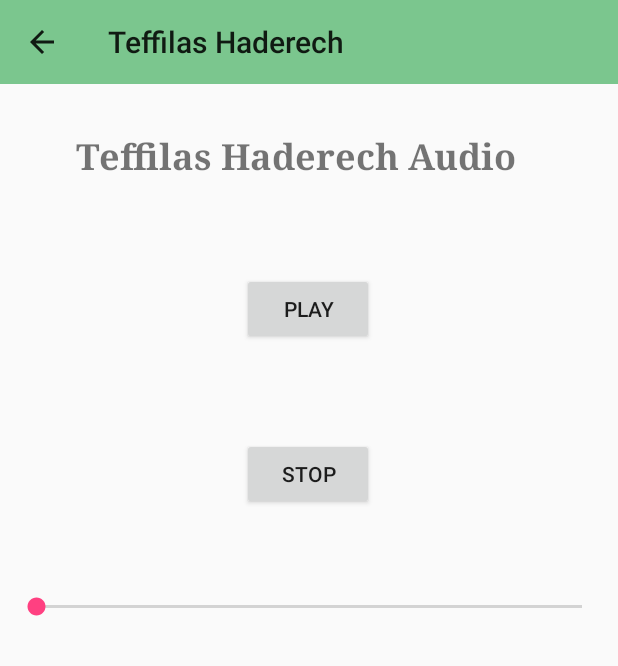
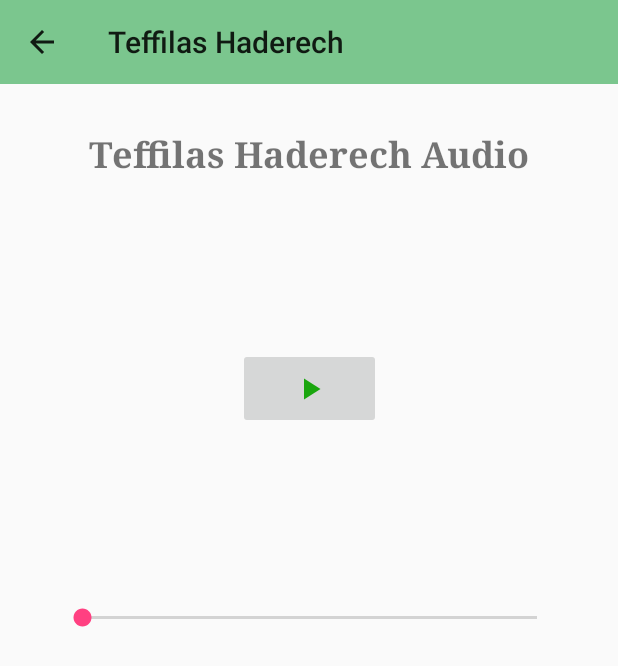
Before and after one commit to greatjack1/TeffilasHaderech, an Android app: the AudioFragment screen opened directly, with no data from a screen before it, on a phone screen of 412 x 824 dp. Shown: the top 666 px of the screen. Run offline under Robolectric (Android 15) with nearby library versions, the phone set to English and light mode, and no system bars.

Commit message:
Improved audio Feature, fixed bugs releated to media player state

```diff
--- a/app/build.gradle
+++ b/app/build.gradle
@@ -6,7 +6,7 @@ android {
         applicationId "com.wyre.teffilashaderech"
         minSdkVersion 19
         targetSdkVersion 28
-        versionCode 3
+        versionCode 4
         versionName "1.0"
         testInstrumentationRunner "android.support.test.runner.AndroidJUnitRunner"
     }
--- a/app/src/main/java/com/wyre/teffilashaderech/Fragments/AudioFragment.java
+++ b/app/src/main/java/com/wyre/teffilashaderech/Fragments/AudioFragment.java
@@ -5,18 +5,15 @@ import android.os.Bundle;
 import android.support.annotation.NonNull;
 import android.support.annotation.Nullable;
 import android.support.v4.app.Fragment;
-import android.support.v4.view.GravityCompat;
+import android.support.v4.content.ContextCompat;
 import android.support.v7.app.ActionBar;
 import android.support.v7.app.AppCompatActivity;
 import android.support.v7.widget.Toolbar;
-import android.util.Log;
 import android.view.LayoutInflater;
-import android.view.Menu;
-import android.view.MenuInflater;
-import android.view.MenuItem;
 import android.view.View;
 import android.view.ViewGroup;
 import android.widget.Button;
+import android.widget.ImageButton;
 import android.widget.SeekBar;
 
 import com.wyre.teffilashaderech.R;
@@ -26,21 +23,19 @@ import java.util.TimerTask;
 
 
 public class AudioFragment extends Fragment {
-    private Button mBtnPlay;
-    private Button mBtnStop;
+    private ImageButton mBtnPlay;
     private Toolbar mToolbar;
     private SeekBar mSeekbar;
     private MediaPlayer mPlayer;
     private Timer mTimer;
     private boolean mTimerRunning = false;
-
+    private boolean mPlaying = false;
     @Nullable
     @Override
     public View onCreateView(@NonNull LayoutInflater inflater, @Nullable ViewGroup container, @Nullable Bundle savedInstanceState) {
         setRetainInstance(true);
         View v = inflater.inflate(R.layout.audio_fragment, container, false);
         mBtnPlay = v.findViewById(R.id.btn_play);
-        mBtnStop = v.findViewById(R.id.btn_stop);
         mSeekbar = v.findViewById(R.id.seekBar);
         //set the support action bar in the fragment
         AppCompatActivity act = (AppCompatActivity) getActivity();
@@ -70,11 +65,16 @@ public class AudioFragment extends Fragment {
             }
         });
         mBtnPlay.setOnClickListener((n) -> {
+            //if its not playing then start the player
+            if(!mPlaying) {
+                mPlaying = true;
+                mBtnPlay.setImageResource(R.drawable.ic_stop_black_24dp);
                 //intialize the media player if its null
                 if (mPlayer == null) {
                     mPlayer = MediaPlayer.create(getContext(), R.raw.teffilashaderech);
                 }
                 mPlayer.start();
+                //switch over the image of t
                 mSeekbar.setMax(mPlayer.getDuration());
                 //Create a timer that update the seekbar with the media players progress
                 if (mTimerRunning == false) {
@@ -101,11 +101,14 @@ public class AudioFragment extends Fragment {
                     mTimer = new Timer();
                     mTimer.schedule(task, 1000, 1000);
                 }
-        });
-        mBtnStop.setOnClickListener((n) -> {
+            }
+            else {
+                mPlaying = false;
+                mBtnPlay.setImageResource(R.drawable.ic_play);
                 mPlayer.pause();
                 mPlayer.seekTo(0);
                 mSeekbar.setProgress(0);
+            }
         });
         return v;
     }
--- /dev/null
+++ b/app/src/main/res/drawable/ic_play.xml
@@ -0,0 +1,5 @@
+<vector android:height="24dp" android:tint="#1AA60E"
+    android:viewportHeight="24.0" android:viewportWidth="24.0"
+    android:width="24dp" xmlns:android="http://schemas.android.com/apk/res/android">
+    <path android:fillColor="#FF000000" android:pathData="M8,5v14l11,-7z"/>
+</vector>
--- /dev/null
+++ b/app/src/main/res/drawable/ic_stop_black_24dp.xml
@@ -0,0 +1,5 @@
+<vector android:height="24dp" android:tint="#1AA60E"
+    android:viewportHeight="24.0" android:viewportWidth="24.0"
+    android:width="24dp" xmlns:android="http://schemas.android.com/apk/res/android">
+    <path android:fillColor="#FF000000" android:pathData="M6,6h12v12H6z"/>
+</vector>
--- a/app/src/main/res/layout/audio_fragment.xml
+++ b/app/src/main/res/layout/audio_fragment.xml
@@ -9,7 +9,7 @@
     <TextView
         android:id="@+id/textView"
         android:layout_width="309dp"
-        android:layout_height="32dp"
+        android:layout_height="49dp"
         android:layout_marginBottom="8dp"
         android:layout_marginEnd="8dp"
         android:layout_marginStart="8dp"
@@ -21,57 +21,24 @@
         android:textStyle="bold"
         app:layout_constraintBottom_toBottomOf="parent"
         app:layout_constraintEnd_toEndOf="parent"
-        app:layout_constraintHorizontal_bias="0.4"
         app:layout_constraintStart_toStartOf="parent"
         app:layout_constraintTop_toBottomOf="@+id/toolbar2"
-        app:layout_constraintVertical_bias="0.032" />
+        app:layout_constraintVertical_bias="0.031" />
 
-    <Button
+    <ImageButton
         android:id="@+id/btn_play"
-        android:layout_width="wrap_content"
-        android:layout_height="wrap_content"
+        android:layout_width="95dp"
+        android:layout_height="54dp"
         android:layout_marginBottom="8dp"
         android:layout_marginEnd="8dp"
         android:layout_marginStart="8dp"
         android:layout_marginTop="76dp"
-        android:text="Play"
+        android:src="@drawable/ic_play"
         app:layout_constraintBottom_toBottomOf="parent"
         app:layout_constraintEnd_toEndOf="parent"
-        app:layout_constraintHorizontal_bias="0.498"
         app:layout_constraintStart_toStartOf="parent"
         app:layout_constraintTop_toTopOf="parent"
-        app:layout_constraintVertical_bias="0.153" />
-
-    <Button
-        android:id="@+id/btn_stop"
-        android:layout_width="wrap_content"
-        android:layout_height="wrap_content"
-        android:layout_marginBottom="8dp"
-        android:layout_marginEnd="8dp"
-        android:layout_marginStart="8dp"
-        android:layout_marginTop="8dp"
-        android:text="Stop"
-        app:layout_constraintBottom_toBottomOf="parent"
-        app:layout_constraintEnd_toEndOf="parent"
-        app:layout_constraintHorizontal_bias="0.498"
-        app:layout_constraintStart_toStartOf="parent"
-        app:layout_constraintTop_toBottomOf="@+id/btn_play"
-        app:layout_constraintVertical_bias="0.102" />
-
-    <SeekBar
-        android:id="@+id/seekBar"
-        android:layout_width="0dp"
-        android:layout_height="36dp"
-        android:layout_marginBottom="8dp"
-        android:layout_marginEnd="8dp"
-        android:layout_marginStart="8dp"
-        android:layout_marginTop="8dp"
-        app:layout_constraintBottom_toBottomOf="parent"
-        app:layout_constraintEnd_toEndOf="parent"
-        app:layout_constraintHorizontal_bias="0.521"
-        app:layout_constraintStart_toStartOf="parent"
-        app:layout_constraintTop_toBottomOf="@+id/btn_stop"
-        app:layout_constraintVertical_bias="0.09" />
+        app:layout_constraintVertical_bias="0.227" />
 
     <android.support.v7.widget.Toolbar
         android:id="@+id/toolbar2"
@@ -86,4 +53,17 @@
         app:layout_constraintStart_toStartOf="parent"
         app:layout_constraintTop_toTopOf="parent"
         app:layout_constraintVertical_bias="0.0" />
+
+    <SeekBar
+        android:id="@+id/seekBar"
+        android:layout_width="335dp"
+        android:layout_height="45dp"
+        android:layout_marginBottom="8dp"
+        android:layout_marginEnd="8dp"
+        android:layout_marginStart="8dp"
+        android:layout_marginTop="8dp"
+        app:layout_constraintBottom_toBottomOf="parent"
+        app:layout_constraintEnd_toEndOf="parent"
+        app:layout_constraintStart_toStartOf="parent"
+        app:layout_constraintTop_toTopOf="parent" />
 </android.support.constraint.ConstraintLayout>
```
Also changed, not shown: 1 other file. Lines whose indentation alone changed are shown as unchanged.
